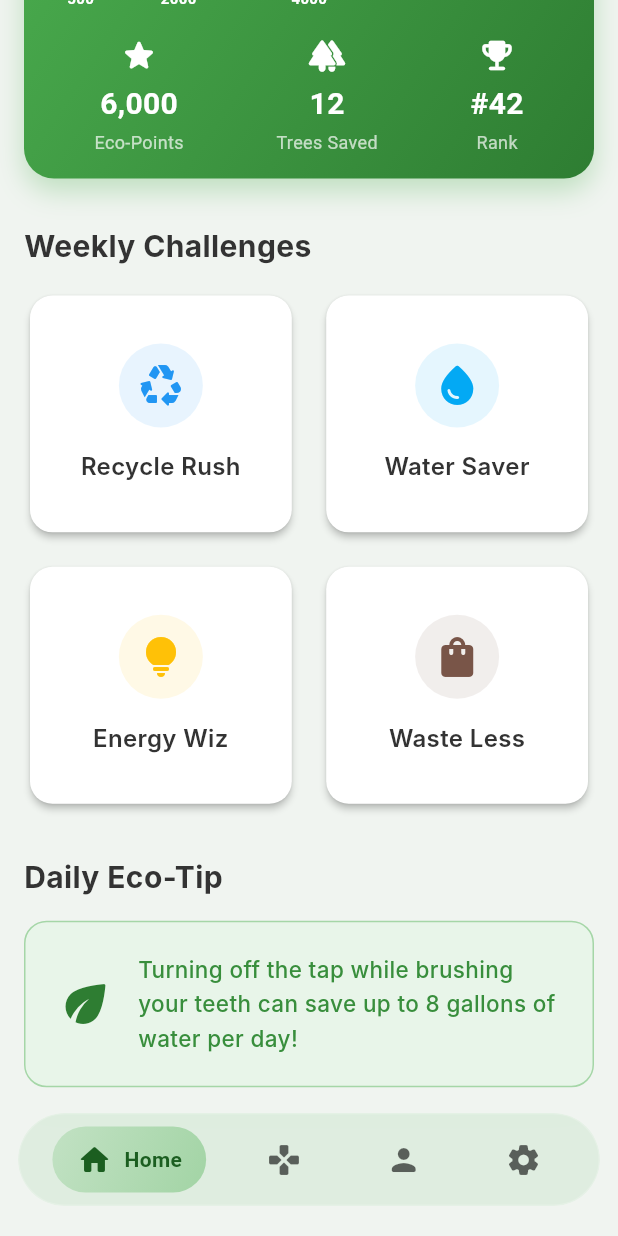
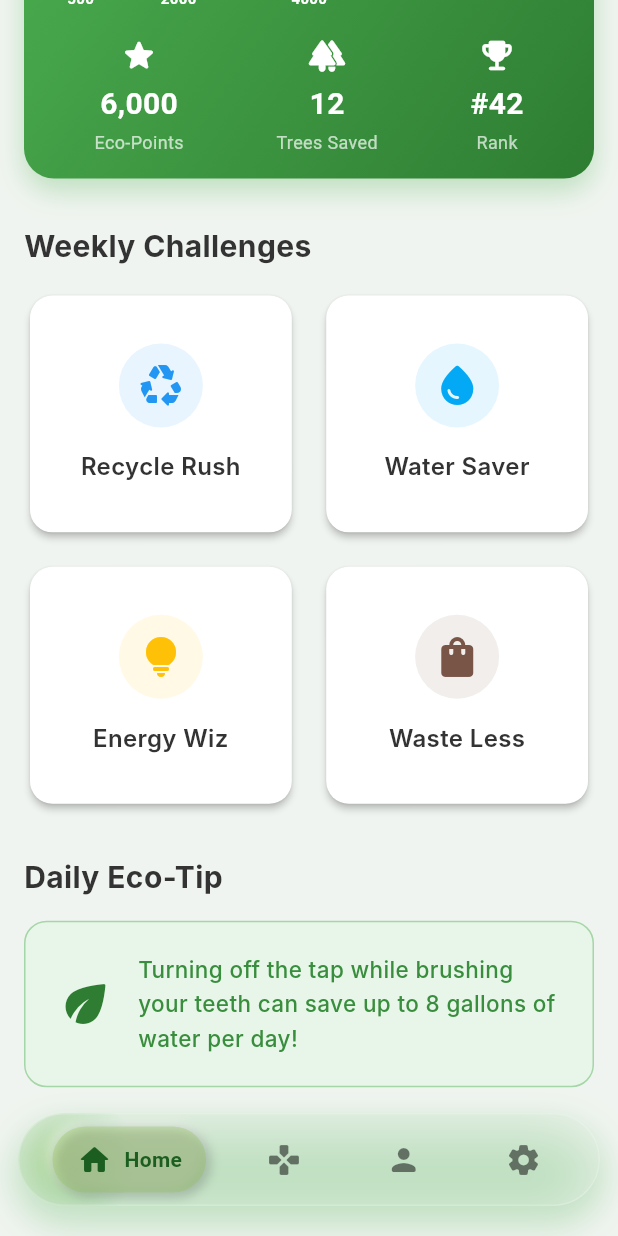
Before and after one commit to anshjast/siheco, a Flutter app: the EcoGamesHomePage screen opened by its route, scrolled down 237 dp, on a phone screen of 412 x 824 dp. Run offline on Flutter 3.47's test engine with Material 3 defaults, Android fonts, the phone set to English and light mode, and no system bars; drawn by our look-alikes of liquid_pull_to_refresh; our stand-ins replace animate_do, vibration; network calls fail; Roboto replaces fonts that are missing (Inter, Poppins).

```diff
--- a/lib/widgets/floating_nav_bar.dart
+++ b/lib/widgets/floating_nav_bar.dart
@@ -1,4 +1,5 @@
 import 'package:flutter/material.dart';
+import 'package:flutter/services.dart'; // Import for haptic feedback
 import 'dart:ui';
 
 // A reusable floating navigation bar with an expanding "pill" animation.
@@ -20,20 +21,52 @@ class FloatingNavBar extends StatelessWidget {
     _NavBarItem(icon: Icons.settings_rounded, label: 'Settings'),
   ];
 
+  // A list of alignments to position the background gradient
+  static const List<Alignment> _gradientAlignments = [
+    Alignment(-0.85, 0),
+    Alignment(-0.28, 0),
+    Alignment(0.28, 0),
+    Alignment(0.85, 0),
+  ];
+
   @override
   Widget build(BuildContext context) {
     return Padding(
       // Reduced horizontal padding to make the bar wider
       padding: const EdgeInsets.symmetric(horizontal: 12.0, vertical: 20.0),
+      // This outer Container adds the drop shadow for a 3D effect.
+      child: Container(
+        decoration: BoxDecoration(
+          borderRadius: BorderRadius.circular(50.0),
+          boxShadow: [
+            BoxShadow(
+              color: Colors.green.withOpacity(0.3),
+              blurRadius: 20,
+              spreadRadius: 2,
+              offset: const Offset(0, 10),
+            ),
+          ],
+        ),
         child: ClipRRect(
           borderRadius: BorderRadius.circular(50.0), // Fully rounded ends
           child: BackdropFilter(
             filter: ImageFilter.blur(sigmaX: 15.0, sigmaY: 15.0),
-          child: Container(
+            child: AnimatedContainer(
+              duration: const Duration(milliseconds: 400),
+              curve: Curves.easeInOut,
               padding: const EdgeInsets.symmetric(horizontal: 10, vertical: 8),
               decoration: BoxDecoration(
-              // Added a mint-green tint to the background
-              color: Colors.green.withOpacity(0.1),
+                // The RadialGradient is now more focused, creating a "glow"
+                // that follows the selection.
+                gradient: RadialGradient(
+                  center: _gradientAlignments[selectedIndex],
+                  radius: 1.0, // Reduced radius for a tighter glow
+                  colors: [
+                    Colors.lightGreen.withOpacity(0.4),
+                    Colors.green.withOpacity(0.0),
+                  ],
+                  stops: const [0.0, 0.8], // Sharpens the gradient's edge
+                ),
                 borderRadius: BorderRadius.circular(50.0),
                 border: Border.all(color: Colors.white.withOpacity(0.2)),
               ),
@@ -49,32 +82,47 @@ class FloatingNavBar extends StatelessWidget {
             ),
           ),
         ),
+      ),
     );
   }
 
   // Helper widget to build each individual navigation button.
-  Widget _buildNavItem(IconData icon, String label, int index, bool isSelected) {
+  Widget _buildNavItem(
+      IconData icon, String label, int index, bool isSelected) {
     return GestureDetector(
-      onTap: () => onItemTapped(index),
+      onTap: () {
+        // Add haptic feedback for a more tactile feel
+        HapticFeedback.lightImpact();
+        onItemTapped(index);
+      },
       child: AnimatedContainer(
         duration: const Duration(milliseconds: 350),
-        curve: Curves.easeInOut,
+        curve: Curves.easeOut,
         padding: const EdgeInsets.symmetric(horizontal: 16, vertical: 10),
-        // The decoration creates the "pill" shape that expands when selected.
         decoration: BoxDecoration(
-          // Use a gradient for the selected item for a richer effect
-          gradient: isSelected
-              ? LinearGradient(
-            colors: [
-              Colors.green.shade200.withOpacity(0.5),
-              Colors.green.shade400.withOpacity(0.5)
-            ],
-            begin: Alignment.topLeft,
-            end: Alignment.bottomRight,
-          )
-              : null,
-          color: isSelected ? null : Colors.transparent,
+          // A more complex decoration with shadows creates an "emboss" effect
+          // on the selected item.
+          color:
+          isSelected ? Colors.lightGreen.withOpacity(0.3) : Colors.transparent,
           borderRadius: BorderRadius.circular(30),
+          boxShadow: isSelected
+              ? [
+            // Top-left highlight for the emboss effect
+            BoxShadow(
+              color: Colors.white.withOpacity(0.5),
+              blurRadius: 5,
+              spreadRadius: 1,
+              offset: const Offset(-2, -2),
+            ),
+            // Bottom-right shadow for the emboss effect
+            BoxShadow(
+              color: Colors.black.withOpacity(0.2),
+              blurRadius: 5,
+              spreadRadius: 1,
+              offset: const Offset(2, 2),
+            ),
+          ]
+              : [],
         ),
         child: Row(
           children: [
@@ -82,7 +130,7 @@ class FloatingNavBar extends StatelessWidget {
               icon,
               color: isSelected
                   ? const Color(0xFF1B5E20) // Darker green for selected icon
-                  : Colors.black.withOpacity(0.6),
+                  : Colors.black.withOpacity(0.5),
               size: 24,
             ),
             // The AnimatedSize and ClipRect widgets create the smooth
```
Also changed, not shown: lib/pages/home_page.dart (+24 -4 lines), lib/pages/profile_page.dart (added, +22 -0 lines), lib/pages/settings_page.dart (added, +22 -0 lines). Lines whose indentation alone changed are shown as unchanged.
